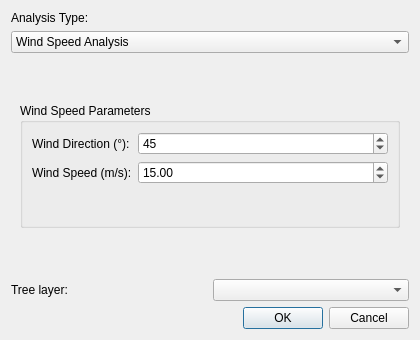
Before: the Qt Designer form infrared_city_gis/infrared_city_run_simulation_dialog.ui in Infrared-city/qgis-plugin, drawn with Qt 5.
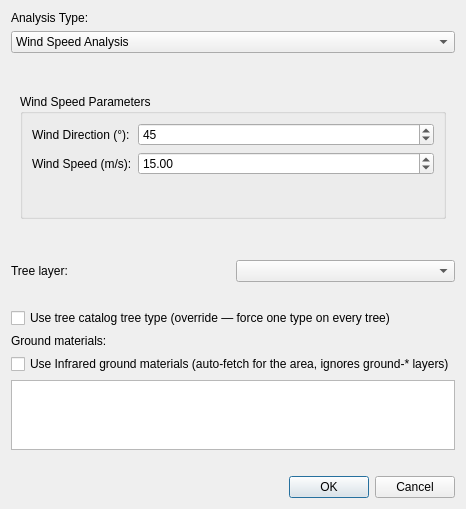
After: the same form once the commit is applied.

Commit message: feat: OSM trees, ground materials, single-tile & EPW (#30)

Patch:
```diff
--- a/infrared_city_gis/infrared_city_run_simulation_dialog.ui
+++ b/infrared_city_gis/infrared_city_run_simulation_dialog.ui
@@ -475,6 +475,60 @@
      </item>
     </layout>
    </item>
+   <item>
+    <widget class="QLabel" name="tree_validation_label">
+     <property name="text">
+      <string/>
+     </property>
+     <property name="wordWrap">
+      <bool>true</bool>
+     </property>
+    </widget>
+   </item>
+   <item>
+    <widget class="QCheckBox" name="use_catalog_checkbox">
+     <property name="text">
+      <string>Use tree catalog tree type (override — force one type on every tree)</string>
+     </property>
+    </widget>
+   </item>
+   <item>
+    <widget class="QLabel" name="label_ground_materials">
+     <property name="text">
+      <string>Ground materials:</string>
+     </property>
+    </widget>
+   </item>
+   <item>
+    <widget class="QCheckBox" name="use_infrared_ground_checkbox">
+     <property name="text">
+      <string>Use Infrared ground materials (auto-fetch for the area, ignores ground-* layers)</string>
+     </property>
+    </widget>
+   </item>
+   <item>
+    <widget class="QListWidget" name="ground_materials_list">
+     <property name="toolTip">
+      <string>Tick the ground-* layers to include as surface materials. Unticked surfaces run with the server default.</string>
+     </property>
+     <property name="maximumSize">
+      <size>
+       <width>16777215</width>
+       <height>110</height>
+      </size>
+     </property>
+    </widget>
+   </item>
+   <item>
+    <widget class="QLabel" name="ground_validation_label">
+     <property name="text">
+      <string/>
+     </property>
+     <property name="wordWrap">
+      <bool>true</bool>
+     </property>
+    </widget>
+   </item>
    <item>
     <widget class="QDialogButtonBox" name="button_box">
      <property name="orientation">
```
The commit also changes 48 other files.
